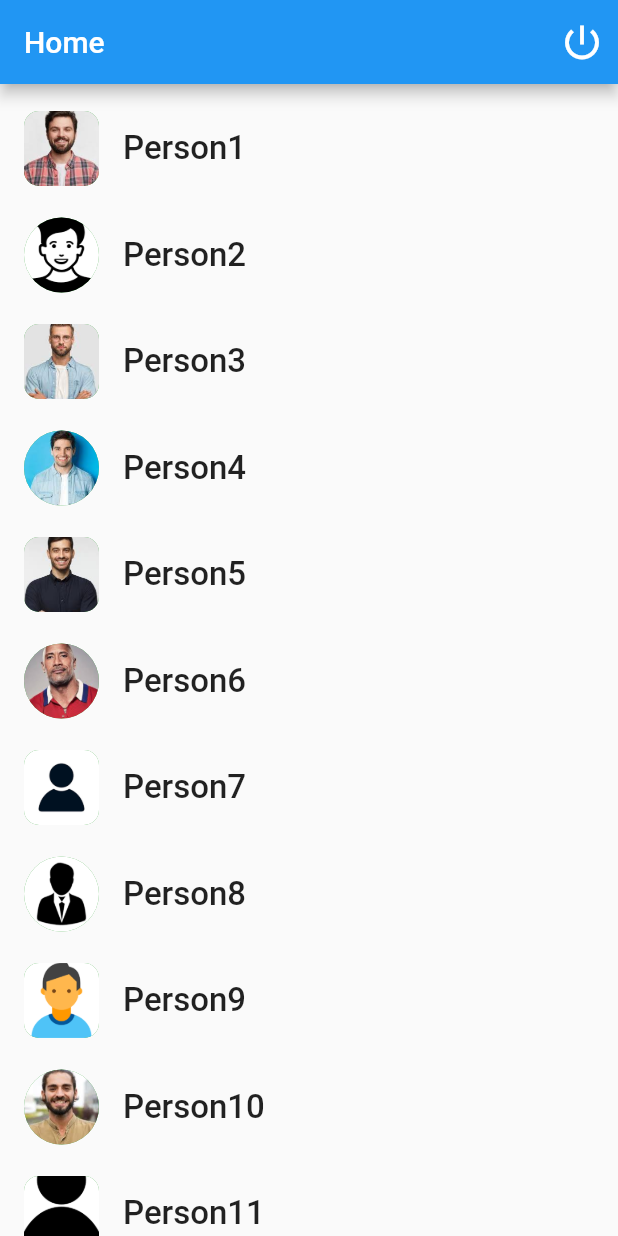
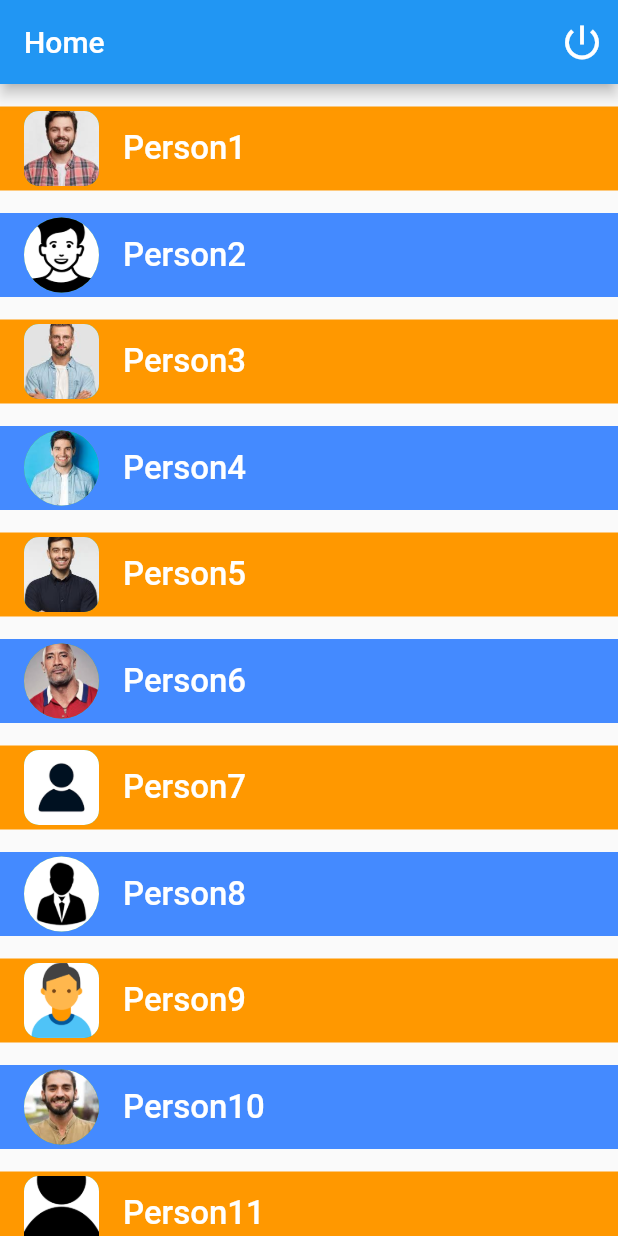
Before and after one commit to DUDU0123/FOURTH_WEEK_BROTOTYPE_TASK, a Flutter app: the HomePage screen opened directly, on a phone screen of 412 x 824 dp. Run offline on Flutter 3.47's test engine with Material 2 defaults, Android fonts, the phone set to English and light mode, and no system bars; our stand-ins replace shared_preferences; accounts and stored records are empty.

Commit message:
small commits

```diff
--- a/lib/material_page_app.dart
+++ b/lib/material_page_app.dart
@@ -1,4 +1,3 @@
-import 'package:first_app/screens/login/login_page.dart';
 import 'package:first_app/screens/splash_screen/splash_screen.dart';
 import 'package:flutter/material.dart';
 
--- a/lib/screens/home/home_page.dart
+++ b/lib/screens/home/home_page.dart
@@ -36,6 +36,7 @@ class HomePage extends StatelessWidget {
             imageName: userList[index].logoImage,
             text: userList[index].name,
             borderRadius: index % 2 == 0 ? 10 : 50,
+            color: index%2==0?Colors.orange:Colors.blueAccent,
           );
         },
         separatorBuilder: (context, index) => const SizedBox(
--- a/lib/screens/splash_screen/splash_screen.dart
+++ b/lib/screens/splash_screen/splash_screen.dart
@@ -43,7 +43,7 @@ class _SplashScreenState extends State<SplashScreen> {
   }
 
   Future<void> goToLoginAfterThreeSeconds() async {
-    await Future.delayed(Duration(seconds: 3));
+    await Future.delayed(const Duration(seconds: 3));
     Navigator.of(context).pushReplacement(
       MaterialPageRoute(
         builder: (context) => LoginPage(),
@@ -60,7 +60,7 @@ class _SplashScreenState extends State<SplashScreen> {
     }else{
       Navigator.of(context).pushReplacement(
       MaterialPageRoute(
-        builder: (context) => HomePage(),
+        builder: (context) => const HomePage(),
       ),
     );
     }
--- a/lib/widgets/list_tile_widget.dart
+++ b/lib/widgets/list_tile_widget.dart
@@ -5,16 +5,18 @@ class ListTileWidget extends StatelessWidget {
     super.key,
     required this.text,
     required this.borderRadius,
-    required this.imageName,
+    required this.imageName, required this.color,
   });
 
   final String text;
   final double borderRadius;
   final String imageName;
+  final Color color;
 
   @override
   Widget build(BuildContext context) {
     return ListTile(
+      tileColor: color,
       onTap: () {},
       leading: Container(
         width: 50,
@@ -37,6 +39,7 @@ class ListTileWidget extends StatelessWidget {
       title: Text(
         text,
         style: const TextStyle(
+          color: Colors.white,
           fontSize: 22,
           fontWeight: FontWeight.w500,
         ),
```
